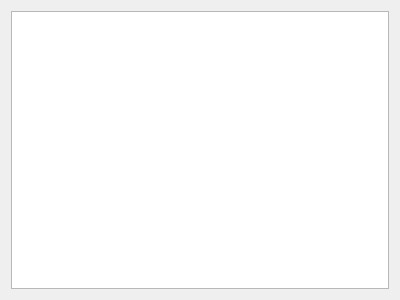
Before: the Qt Designer form widgettreeview.ui in yangwanyang/QTTest, drawn with Qt 5.
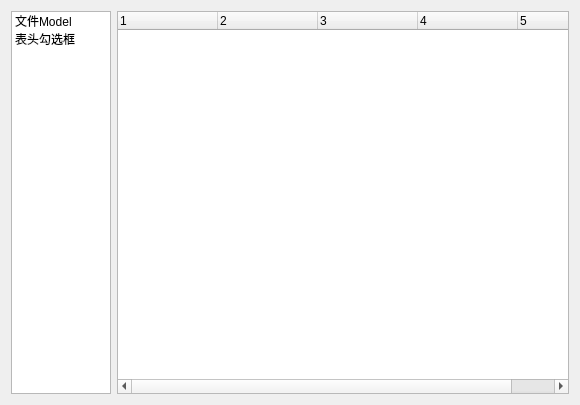
After: the same form once the commit is applied. The open tabs and pages were chosen to show the change.

Commit message: 1、增加tree表头勾选框并随滑动条移动。

What changed in the file:
```diff
--- a/widgettreeview.ui
+++ b/widgettreeview.ui
@@ -6,16 +6,101 @@
    <rect>
     <x>0</x>
     <y>0</y>
-    <width>400</width>
-    <height>300</height>
+    <width>580</width>
+    <height>405</height>
    </rect>
   </property>
   <property name="windowTitle">
    <string>Form</string>
   </property>
-  <layout class="QGridLayout" name="gridLayout">
+  <layout class="QGridLayout" name="gridLayout_2">
    <item row="0" column="0">
-    <widget class="QTreeView" name="treeView"/>
+    <widget class="QListWidget" name="listWidget">
+     <property name="maximumSize">
+      <size>
+       <width>100</width>
+       <height>16777215</height>
+      </size>
+     </property>
+     <item>
+      <property name="text">
+       <string>文件Model</string>
+      </property>
+     </item>
+     <item>
+      <property name="text">
+       <string>表头勾选框</string>
+      </property>
+     </item>
+    </widget>
+   </item>
+   <item row="0" column="1">
+    <widget class="QStackedWidget" name="stackedWidget">
+     <widget class="QWidget" name="page">
+      <layout class="QGridLayout" name="gridLayout">
+       <property name="leftMargin">
+        <number>0</number>
+       </property>
+       <property name="topMargin">
+        <number>0</number>
+       </property>
+       <property name="rightMargin">
+        <number>0</number>
+       </property>
+       <property name="bottomMargin">
+        <number>0</number>
+       </property>
+       <item row="0" column="0">
+        <widget class="QTreeView" name="treeView"/>
+       </item>
+      </layout>
+     </widget>
+     <widget class="QWidget" name="page_2">
+      <layout class="QGridLayout" name="gridLayout_3">
+       <property name="leftMargin">
+        <number>0</number>
+       </property>
+       <property name="topMargin">
+        <number>0</number>
+       </property>
+       <property name="rightMargin">
+        <number>0</number>
+       </property>
+       <property name="bottomMargin">
+        <number>0</number>
+       </property>
+       <item row="0" column="0">
+        <widget class="QTreeWidget" name="treeWidget">
+         <column>
+          <property name="text">
+           <string>1</string>
+          </property>
+         </column>
+         <column>
+          <property name="text">
+           <string>2</string>
+          </property>
+         </column>
+         <column>
+          <property name="text">
+           <string>3</string>
+          </property>
+         </column>
+         <column>
+          <property name="text">
+           <string>4</string>
+          </property>
+         </column>
+         <column>
+          <property name="text">
+           <string>5</string>
+          </property>
+         </column>
+        </widget>
+       </item>
+      </layout>
+     </widget>
+    </widget>
    </item>
   </layout>
  </widget>
```
The commit also changes 5 other files.
